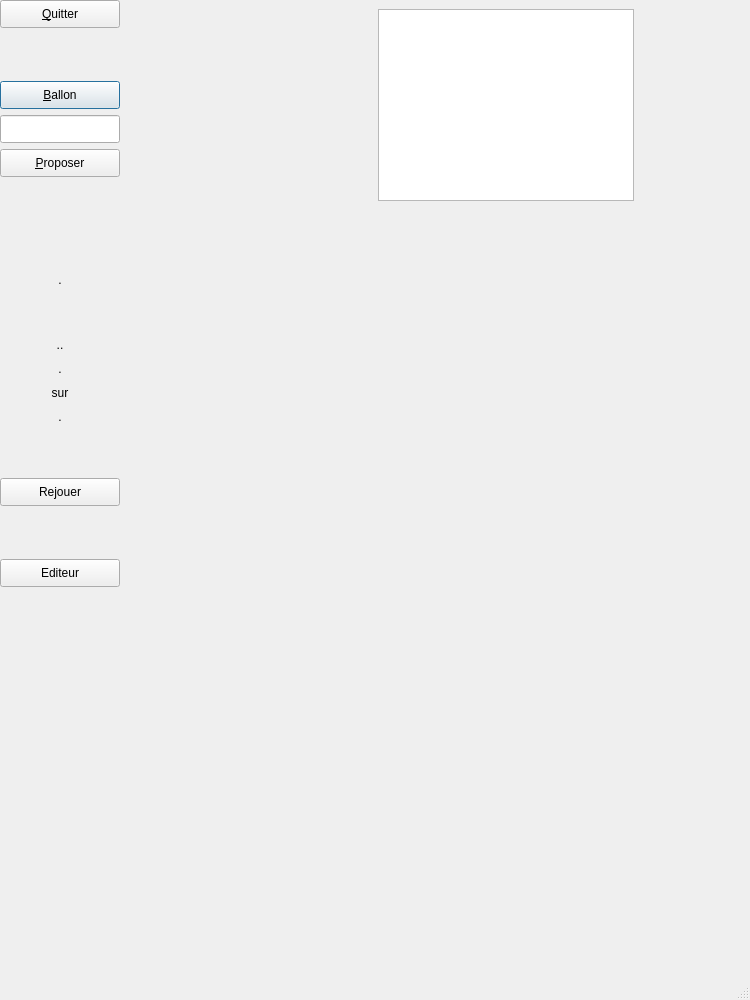
First picture: the form in exercice.ui, repository Txikilinux/leterrier-calculment, before the edit.
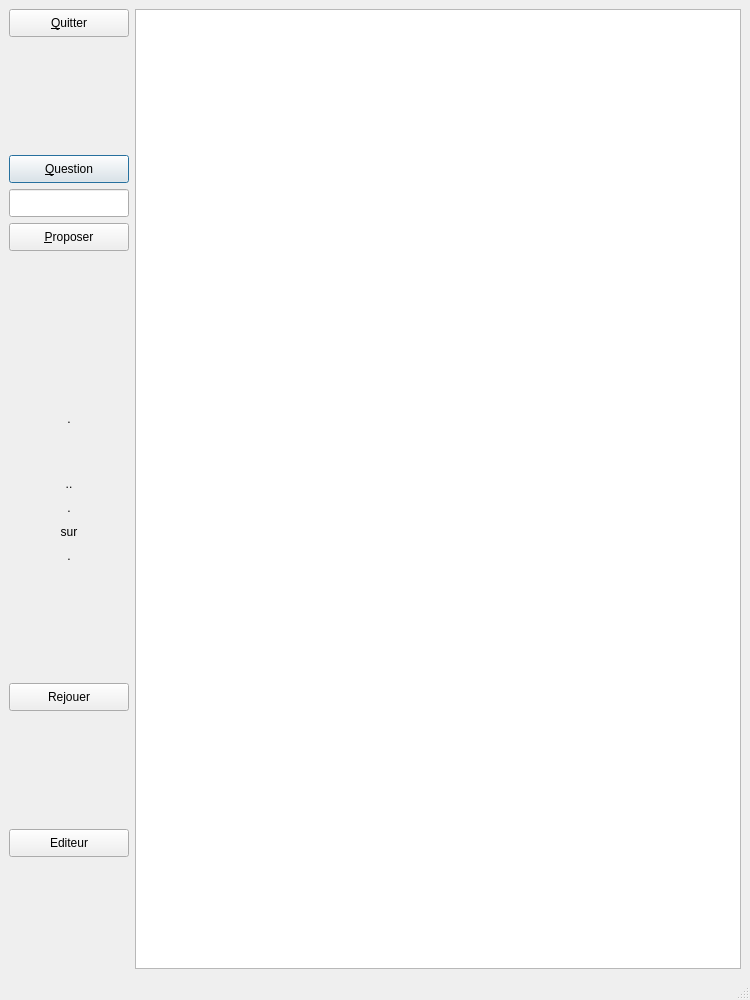
Second picture: the form after the edit.

Commit message: vertical layout container bouton mise propriété SetFixedSize

The edit to the form file:
```diff
--- a/exercice.ui
+++ b/exercice.ui
@@ -29,37 +29,11 @@
      <height>1200</height>
     </size>
    </property>
-   <widget class="QGraphicsView" name="vue">
-    <property name="enabled">
-     <bool>true</bool>
-    </property>
-    <property name="geometry">
-     <rect>
-      <x>378</x>
-      <y>9</y>
-      <width>256</width>
-      <height>192</height>
-     </rect>
-    </property>
-    <property name="verticalScrollBarPolicy">
-     <enum>Qt::ScrollBarAlwaysOff</enum>
-    </property>
-    <property name="horizontalScrollBarPolicy">
-     <enum>Qt::ScrollBarAlwaysOff</enum>
-    </property>
-   </widget>
-   <widget class="QWidget" name="layoutWidget">
-    <property name="geometry">
-     <rect>
-      <x>0</x>
-      <y>0</y>
-      <width>124</width>
-      <height>634</height>
-     </rect>
-    </property>
+   <layout class="QGridLayout" name="gridLayout">
+    <item row="0" column="0">
     <layout class="QVBoxLayout" name="verticalLayout_3">
      <property name="sizeConstraint">
-      <enum>QLayout::SetNoConstraint</enum>
+       <enum>QLayout::SetFixedSize</enum>
      </property>
      <item>
       <widget class="QPushButton" name="btnQuitter">
@@ -113,7 +87,7 @@
           </size>
          </property>
          <property name="text">
-          <string>&amp;Ballon</string>
+           <string>&amp;Question</string>
          </property>
          <property name="default">
           <bool>true</bool>
@@ -365,7 +339,24 @@
       </spacer>
      </item>
     </layout>
-   </widget>
+    </item>
+    <item row="0" column="1">
+     <widget class="QGraphicsView" name="vue">
+      <property name="enabled">
+       <bool>true</bool>
+      </property>
+      <property name="verticalScrollBarPolicy">
+       <enum>Qt::ScrollBarAlwaysOff</enum>
+      </property>
+      <property name="horizontalScrollBarPolicy">
+       <enum>Qt::ScrollBarAlwaysOff</enum>
+      </property>
+     </widget>
+    </item>
+   </layout>
+   <zorder>vue</zorder>
+   <zorder>layoutWidget</zorder>
+   <zorder>verticalSpacer</zorder>
   </widget>
   <widget class="QMenuBar" name="menubar">
    <property name="geometry">
```
Lines whose indentation alone changed are shown as unchanged. The commit also changes 1 other file.
